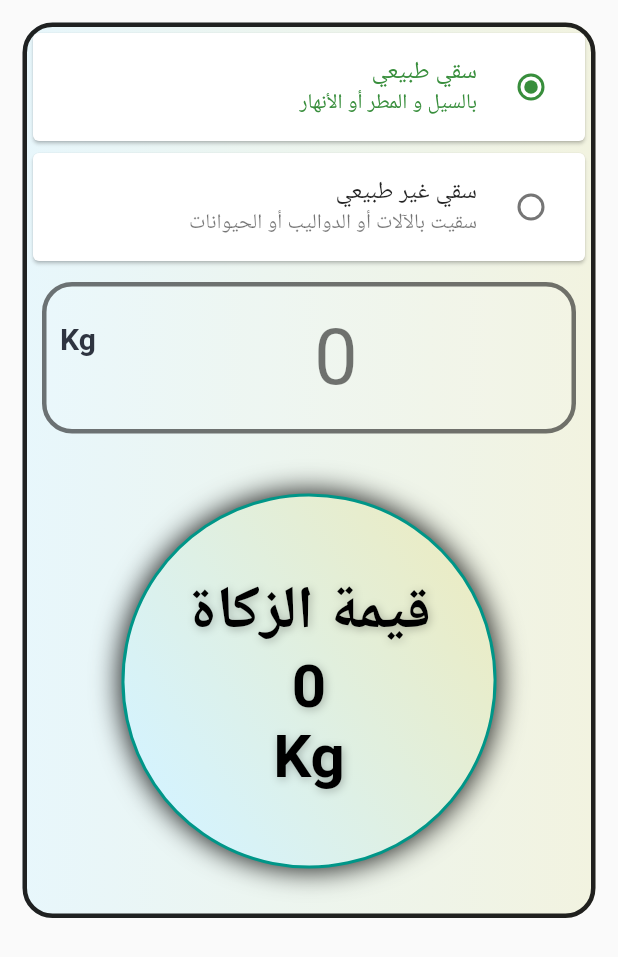
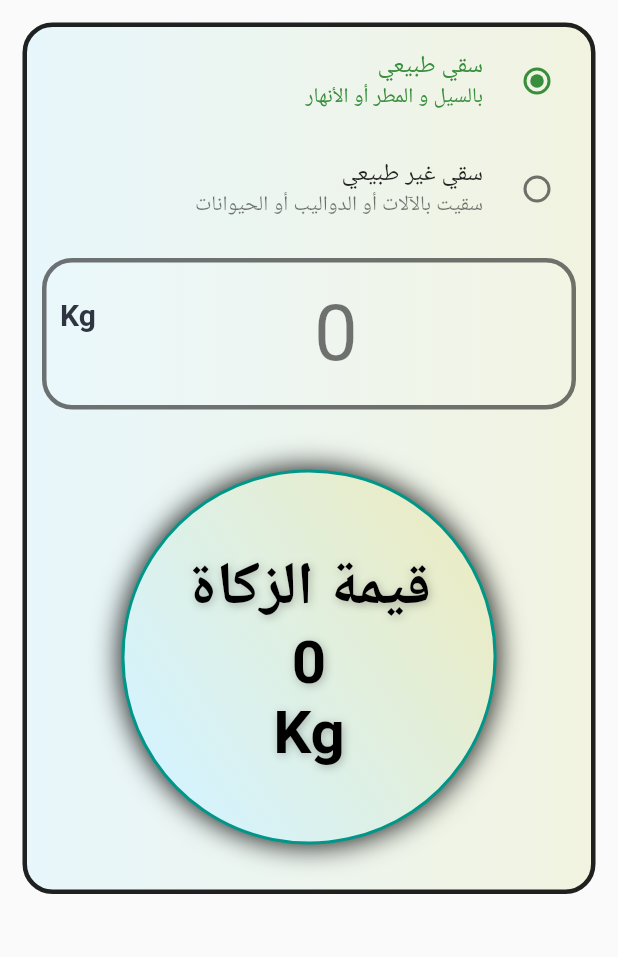
Before and after one commit to mosbah-aymen/zakat1.0, a Flutter app: the AgricolesCalculator widget shown alone on an empty page, opened directly, on a phone screen of 412 x 824 dp. Shown: the top 957 px of the screen. Run offline on Flutter 3.47's test engine with Material 2 defaults, Android fonts, the phone set to English and light mode, and no system bars; our stand-ins replace font_awesome_flutter.

Commit message:
version1.0(edited)

```diff
--- a/lib/main.dart
+++ b/lib/main.dart
@@ -27,6 +27,9 @@ void main() {
           Archive.id: (context) => const Archive(),
           "nissab": (context) => const Nissab(),
         },
+        theme: ThemeData(
+            textTheme:
+                const TextTheme(bodyText1: TextStyle(fontFamily: "ReemFuffi"))),
         home: const Home(),
         debugShowCheckedModeBanner: false,
       ),
--- a/lib/view/agricoles_calculator.dart
+++ b/lib/view/agricoles_calculator.dart
@@ -33,8 +33,7 @@ class _AgricolesCalculatorState extends State<AgricolesCalculator> {
             textDirection: TextDirection.rtl,
             child: Column(
               children: [
-                Card(
-                  child: RadioListTile(
+                RadioListTile(
                   value: true,
                   groupValue: isNatural,
                   title: const Text("سقي طبيعي"),
@@ -45,20 +44,16 @@ class _AgricolesCalculatorState extends State<AgricolesCalculator> {
                   activeColor: Colors.green.shade700,
                   selected: isNatural,
                 ),
-                ),
-                Card(
-                  child: RadioListTile(
+                RadioListTile(
                   value: false,
                   groupValue: isNatural,
                   title: const Text("سقي غير طبيعي"),
-                    subtitle:
-                        const Text("سقيت بالآلات أو الدواليب أو الحيوانات"),
+                  subtitle: const Text("سقيت بالآلات أو الدواليب أو الحيوانات"),
                   onChanged: (val) {
                     setSelectedRadioTile(val);
                   },
                   activeColor: Colors.green.shade700,
                   selected: !isNatural,
-                  ),
                 ),
                 InputField(
                   onChanged: (s) {
--- a/lib/view/betail_calculator.dart
+++ b/lib/view/betail_calculator.dart
@@ -97,7 +97,7 @@ class _BetailCalculatorState extends State<BetailCalculator> {
                   decoration: decoration,
                   padding: const EdgeInsets.all(2),
                   child: Text(
-                    finalResult,
+                    finalResult == "" ? "لم تبلغ النصاب" : finalResult,
                     textAlign: TextAlign.center,
                     style: const TextStyle(fontSize: 28, color: Colors.teal),
                   ),
@@ -131,7 +131,7 @@ class _BetailCalculatorState extends State<BetailCalculator> {
         }
     }
     result.forEach((key, value) {
-      finalResult += "$key $value ";
+      key == 0 ? finalResult += "" : finalResult += "$key $value ";
     });
   }
 }
--- a/pubspec.yaml
+++ b/pubspec.yaml
@@ -1,5 +1,5 @@
 name: zakat
-description: A new Flutter project.
+description: Zakat is an application that help you to calculate zakat.
 
 # The following line prevents the package from being accidentally published to
 # pub.dev using `flutter pub publish`. This is preferred for private packages.
```
Also changed, not shown: assets/Coins-rafiki.svg (deleted), assets/agricole.webp (deleted), assets/betail.jpg (deleted), assets/company.jpg (deleted), assets/gold.jpg (deleted), assets/money.jpg (deleted), assets/silver.webp (deleted), 7 other files. Lines whose indentation alone changed are shown as unchanged.
